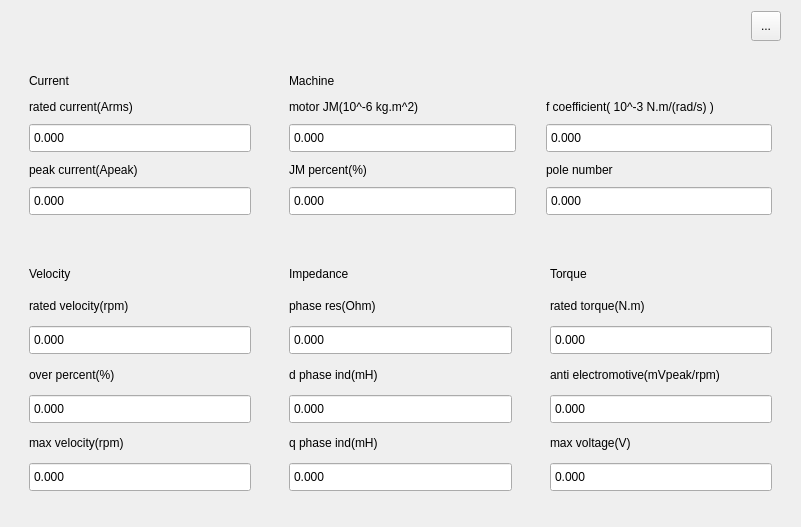
Before: the Qt Designer form Libs/UI/UiMotor/graphmotor129.ui in tiangaomingjing/ServoDriveTech, drawn with Qt 5.
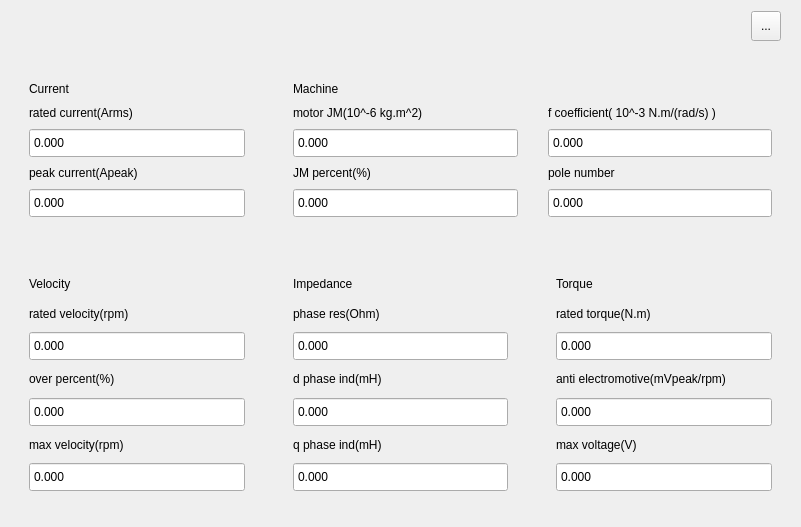
After: the same form once the commit is applied.

```diff
--- a/Libs/UI/UiMotor/graphmotor129.ui
+++ b/Libs/UI/UiMotor/graphmotor129.ui
@@ -27,7 +27,7 @@
     <number>20</number>
    </property>
    <property name="spacing">
-    <number>20</number>
+    <number>30</number>
    </property>
    <item row="0" column="2">
     <layout class="QHBoxLayout" name="hlayout_btn">
```
